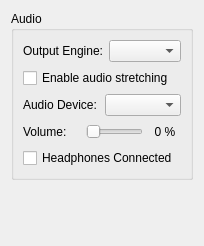
Above: src/citra_qt/configuration/configure_audio.ui from grimtnt/citra before the change. Below: the same form after it.
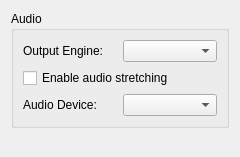
That is the form after the change.

What changed in the file:
```diff
--- a/src/citra_qt/configuration/configure_audio.ui
+++ b/src/citra_qt/configuration/configure_audio.ui
@@ -6,8 +6,8 @@
    <rect>
     <x>0</x>
     <y>0</y>
-    <width>188</width>
-    <height>246</height>
+    <width>240</width>
+    <height>157</height>
    </rect>
   </property>
   <layout class="QVBoxLayout">
@@ -55,75 +55,6 @@
         </item>
        </layout>
       </item>
-      <item>
-       <layout class="QHBoxLayout" name="horizontalLayout_2">
-        <property name="topMargin">
-         <number>0</number>
-        </property>
-        <item>
-         <widget class="QLabel" name="volume_label">
-          <property name="text">
-           <string>Volume:</string>
-          </property>
-         </widget>
-        </item>
-        <item>
-         <spacer name="horizontalSpacer">
-          <property name="orientation">
-           <enum>Qt::Horizontal</enum>
-          </property>
-          <property name="sizeHint" stdset="0">
-           <size>
-            <width>40</width>
-            <height>20</height>
-           </size>
-          </property>
-         </spacer>
-        </item>
-        <item>
-         <widget class="QSlider" name="volume_slider">
-          <property name="sizePolicy">
-           <sizepolicy hsizetype="Expanding" vsizetype="Fixed">
-            <horstretch>0</horstretch>
-            <verstretch>0</verstretch>
-           </sizepolicy>
-          </property>
-          <property name="maximum">
-           <number>100</number>
-          </property>
-          <property name="pageStep">
-           <number>10</number>
-          </property>
-          <property name="orientation">
-           <enum>Qt::Horizontal</enum>
-          </property>
-         </widget>
-        </item>
-        <item>
-         <widget class="QLabel" name="volume_indicator">
-          <property name="minimumSize">
-           <size>
-            <width>32</width>
-            <height>0</height>
-           </size>
-          </property>
-          <property name="text">
-           <string>0 %</string>
-          </property>
-          <property name="alignment">
-           <set>Qt::AlignCenter</set>
-          </property>
-         </widget>
-        </item>
-       </layout>
-      </item>
-      <item>
-       <widget class="QCheckBox" name="headphones_connected">
-        <property name="text">
-         <string>Headphones Connected</string>
-        </property>
-       </widget>
-      </item>
      </layout>
     </widget>
    </item>
```
